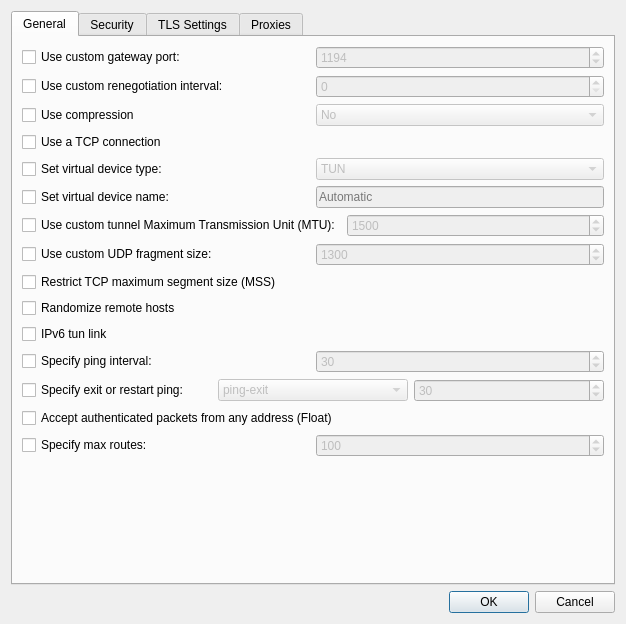
First picture: the form in src/desktop/kde/plasma-nm/vpn/openvpn/openvpnadvanced.ui, repository HungLo2020/MattOS, before the edit.
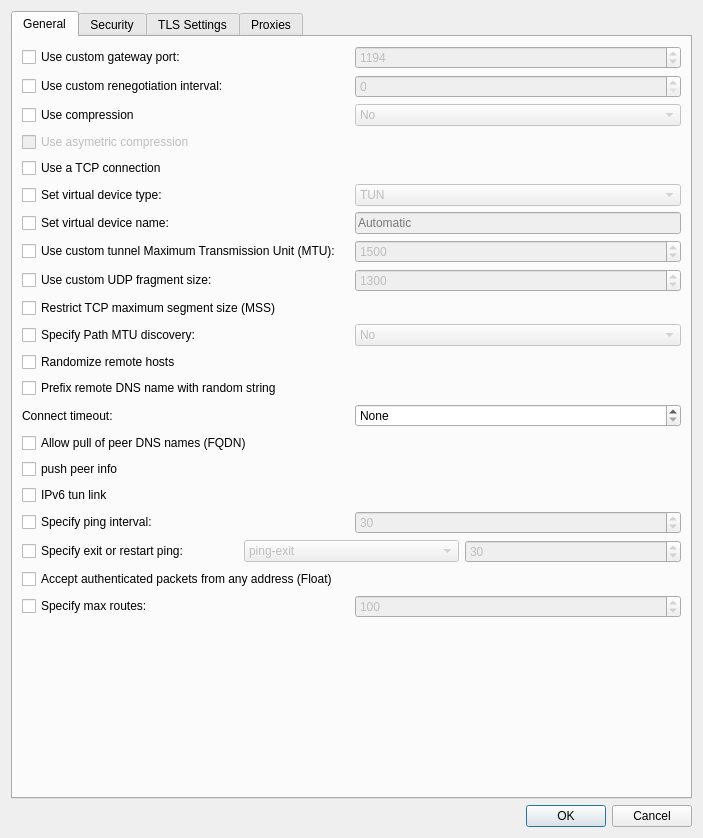
Second picture: the form after the edit. Custom widgets are drawn as their Qt base class.

```diff
--- a/src/desktop/kde/plasma-nm/vpn/openvpn/openvpnadvanced.ui
+++ b/src/desktop/kde/plasma-nm/vpn/openvpn/openvpnadvanced.ui
@@ -6,8 +6,8 @@
    <rect>
     <x>0</x>
     <y>0</y>
-    <width>626</width>
-    <height>624</height>
+    <width>703</width>
+    <height>838</height>
    </rect>
   </property>
   <layout class="QGridLayout" name="gridLayout">
@@ -84,6 +84,12 @@
            <property name="toolTip">
             <string>Renegotiate data channel key after the specified number of seconds.</string>
            </property>
+           <property name="minimum">
+            <number>0</number>
+           </property>
+           <property name="maximum">
+            <number>2147483647</number>
+           </property>
           </widget>
          </item>
         </layout>
@@ -142,6 +148,20 @@
          </item>
         </layout>
        </item>
+       <item>
+        <layout class="QHBoxLayout" name="horizontalLayout_19">
+         <item>
+          <widget class="QCheckBox" name="chkUseAsymCompression">
+           <property name="enabled">
+            <bool>false</bool>
+           </property>
+           <property name="text">
+            <string>Use asymetric compression</string>
+           </property>
+          </widget>
+         </item>
+        </layout>
+       </item>
        <item>
         <widget class="QCheckBox" name="chkUseTCP">
          <property name="toolTip">
@@ -298,6 +318,42 @@
          </property>
         </widget>
        </item>
+       <item>
+        <layout class="QHBoxLayout" name="horizontalLayout_mtuDisc">
+         <item>
+          <widget class="QCheckBox" name="chkMtuDisc">
+           <property name="toolTip">
+            <string>Control Path MTU discovery behavior.</string>
+           </property>
+           <property name="text">
+            <string>Specify Path MTU discovery:</string>
+           </property>
+          </widget>
+         </item>
+         <item>
+          <widget class="QComboBox" name="cmbMtuDisc">
+           <property name="enabled">
+            <bool>false</bool>
+           </property>
+           <item>
+            <property name="text">
+             <string>No</string>
+            </property>
+           </item>
+           <item>
+            <property name="text">
+             <string>Maybe</string>
+            </property>
+           </item>
+           <item>
+            <property name="text">
+             <string>Yes</string>
+            </property>
+           </item>
+          </widget>
+         </item>
+        </layout>
+       </item>
        <item>
         <widget class="QCheckBox" name="chkRandRemHosts">
          <property name="toolTip">
@@ -309,6 +365,75 @@
          </property>
         </widget>
        </item>
+       <item>
+        <widget class="QCheckBox" name="chkRandRemHostname">
+         <property name="text">
+          <string>Prefix remote DNS name with random string</string>
+         </property>
+        </widget>
+       </item>
+       <item>
+        <layout class="QHBoxLayout" name="horizontalLayout_connectTimeout">
+         <item>
+          <widget class="QLabel" name="lblConnectTimeout">
+           <property name="toolTip">
+            <string>Time in seconds to wait for the initial connection before failing.</string>
+           </property>
+           <property name="text">
+            <string>Connect timeout:</string>
+           </property>
+           <property name="alignment">
+            <set>Qt::AlignmentFlag::AlignLeading|Qt::AlignmentFlag::AlignLeft|Qt::AlignmentFlag::AlignVCenter</set>
+           </property>
+           <property name="buddy">
+            <cstring>sbConnectTimeout</cstring>
+           </property>
+          </widget>
+         </item>
+         <item>
+          <widget class="QSpinBox" name="sbConnectTimeout">
+           <property name="toolTip">
+            <string>Time in seconds to wait for the initial connection before failing.</string>
+           </property>
+           <property name="specialValueText">
+            <string>None</string>
+           </property>
+           <property name="suffix">
+            <string extracomment="short for seconds">s</string>
+           </property>
+           <property name="minimum">
+            <number>0</number>
+           </property>
+           <property name="maximum">
+            <number>1000000</number>
+           </property>
+           <property name="value">
+            <number>0</number>
+           </property>
+          </widget>
+         </item>
+        </layout>
+       </item>
+       <item>
+        <widget class="QCheckBox" name="chkAllowPullFqdn">
+         <property name="toolTip">
+          <string>Allow pulling of peer DNS names (FQDN) sent by the server.</string>
+         </property>
+         <property name="text">
+          <string>Allow pull of peer DNS names (FQDN)</string>
+         </property>
+        </widget>
+       </item>
+       <item>
+        <widget class="QCheckBox" name="chkPushPeerInfo">
+         <property name="toolTip">
+          <string>Push client information to the server for diagnostics.</string>
+         </property>
+         <property name="text">
+          <string>push peer info</string>
+         </property>
+        </widget>
+       </item>
        <item>
         <widget class="QCheckBox" name="chkIpv6TunLink">
          <property name="toolTip">
```
Left out of the diff: 266 changed lines with no effect on the pictures.
